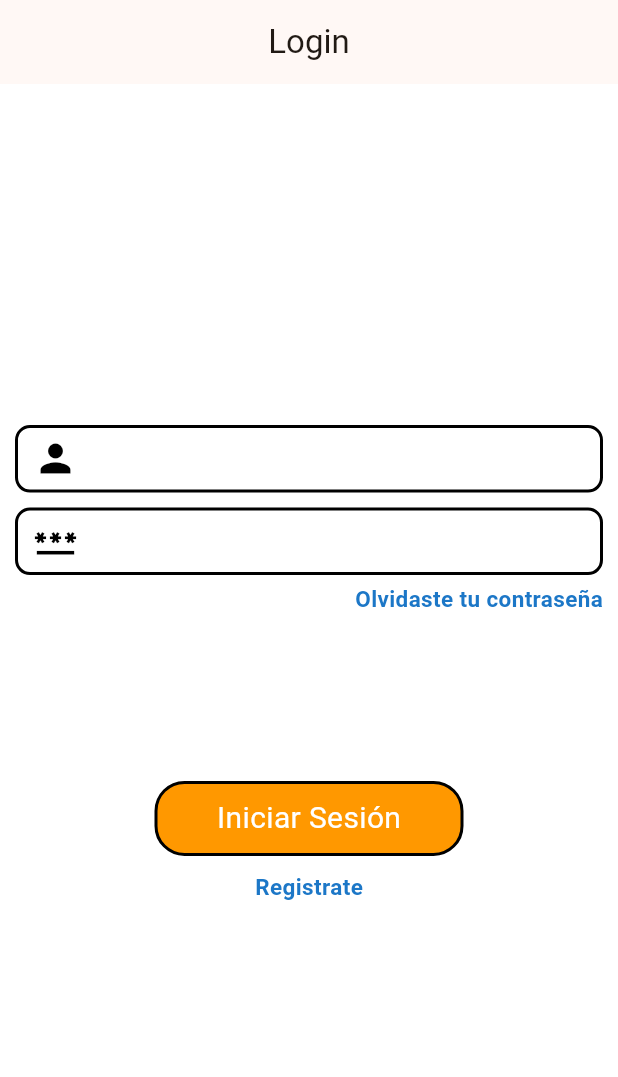
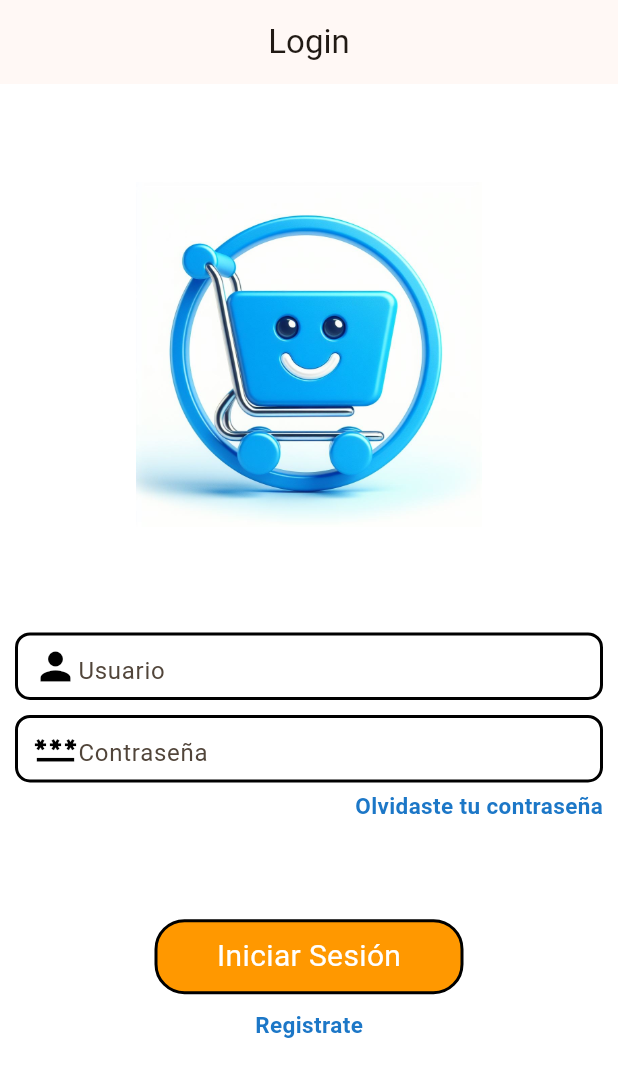
Before and after one commit to alexisollwell/16store, a Flutter app: the screen it shows after launch, on a phone screen of 412 x 824 dp. Shown: the top 1077 px of the screen. Run offline on Flutter 3.47's test engine with Material 3 defaults, Android fonts, the phone set to English and light mode, and no system bars.

Commit message:
Se agrego el TextHint
Para escribir en elos campos

```diff
--- a/lib/views/login/components/login_textfield.dart
+++ b/lib/views/login/components/login_textfield.dart
@@ -3,8 +3,9 @@ import 'package:flutter/material.dart';
 class LoginTextfield extends StatelessWidget {
   final double width;
   final IconData icon;
+  final String hintText;
   const LoginTextfield({
-    super.key, required this.width, required this.icon,
+    super.key, required this.width, required this.icon,  required this.hintText,
   });
 
   @override
@@ -25,7 +26,15 @@ class LoginTextfield extends StatelessWidget {
         padding: const EdgeInsets.symmetric(horizontal: 10),
         child: Row(
           children: [
-            Icon(icon,color: Colors.black,size: 30,)
+            Icon(icon, color: Colors.black, size: 30),
+            Expanded(
+              child: TextField(
+                decoration: InputDecoration(
+                  hintText: hintText,
+                  border: InputBorder.none,
+                ),
+              ),
+            ),
           ],
         ),
       ),
--- a/lib/views/login/login_design.dart
+++ b/lib/views/login/login_design.dart
@@ -16,26 +16,45 @@ class _LoginDesignState extends State<LoginDesign> {
   Widget build(BuildContext context) {
     return Scaffold(
       backgroundColor: Colors.white,
-      appBar: AppBar(title: Text("Login"),centerTitle: true,),
+      appBar: AppBar(
+        title: const Text("Login"),
+        centerTitle: true,
+      ),
       body: LayoutBuilder(
-        builder: (_, constraints){
+        builder: (_, constraints) {
           return Column(
             children: [
-              const Spacer(flex: 2,),
+              const Spacer(),
+              Container(
+                height: constraints.constrainHeight() * 0.3,
+                width: constraints.constrainWidth(),
+                decoration: BoxDecoration(
+                  color: Colors.transparent,
+                ),
+                child: Center(
+                  child: Image.asset(
+                    "assets/store.jpeg",
+                    fit: BoxFit.cover,
+                  ),
+                ),
+              ),
+              const Spacer(flex: 1),
               LoginTextfield(
                 icon: Icons.person,
                 width: constraints.constrainWidth(),
+                hintText: "Usuario",
               ),
               LoginTextfield(
                 icon: Icons.password,
                 width: constraints.constrainWidth(),
+                hintText: "Contraseña",
               ),
               Padding(
                 padding: const EdgeInsets.symmetric(horizontal: 10),
                 child: Row(
                   mainAxisAlignment: MainAxisAlignment.end,
                   children: [
-                    Text("Olvidaste tu contraseña",style: urlStyles,)
+                    Text("Olvidaste tu contraseña", style: urlStyles)
                   ],
                 ),
               ),
@@ -43,17 +62,17 @@ class _LoginDesignState extends State<LoginDesign> {
               BotonChido(
                 texto: "Iniciar Sesión",
                 color: Colors.orange,
-                ancho: constraints.constrainWidth()*0.5,
-                alPrecionar: (){},
+                ancho: constraints.constrainWidth() * 0.5,
+                alPrecionar: () {},
               ),
-              const SizedBox(height: 10,),
+              const SizedBox(height: 10),
               Row(
                 mainAxisAlignment: MainAxisAlignment.center,
                 children: [
-                  Text("Registrate",style: urlStyles,)
+                  Text("Registrate", style: urlStyles)
                 ],
               ),
-              const Spacer(flex: 2,),
+              const Spacer(flex: 2),
             ],
           );
         },
--- a/pubspec.yaml
+++ b/pubspec.yaml
@@ -58,9 +58,10 @@ flutter:
   # the material Icons class.
   uses-material-design: true
 
+
   # To add assets to your application, add an assets section, like this:
-  # assets:
-  #   - images/a_dot_burr.jpeg
+  assets:
+     - assets/store.jpeg
   #   - images/a_dot_ham.jpeg
 
   # An image asset can refer to one or more resolution-specific "variants", see
```
